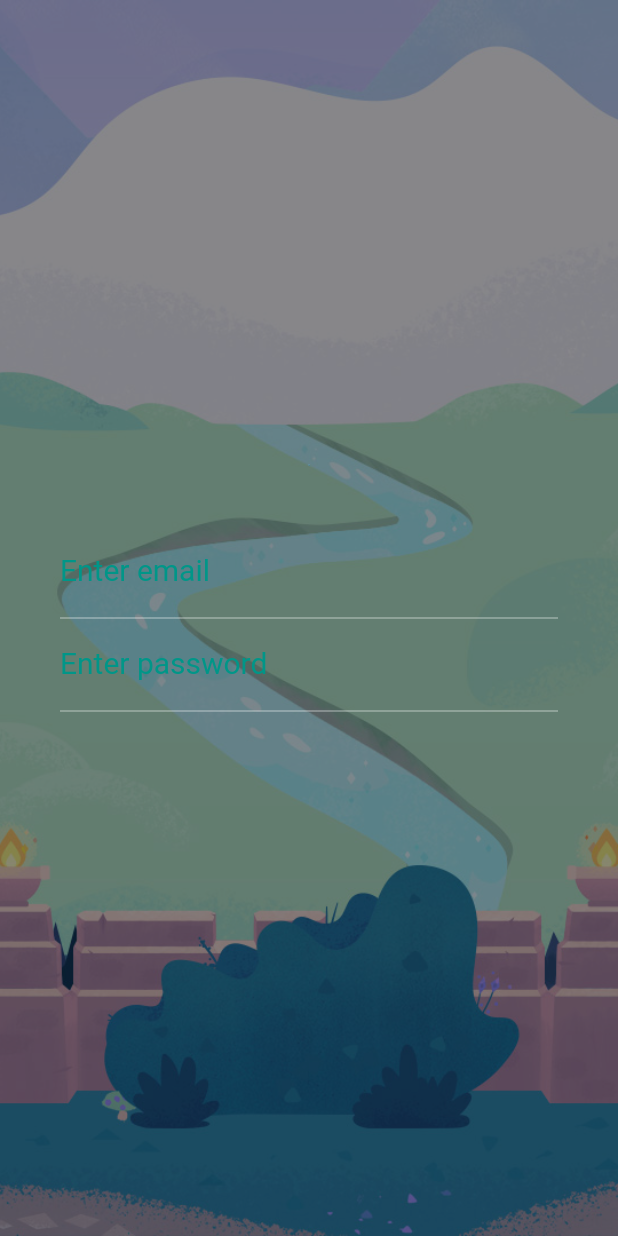
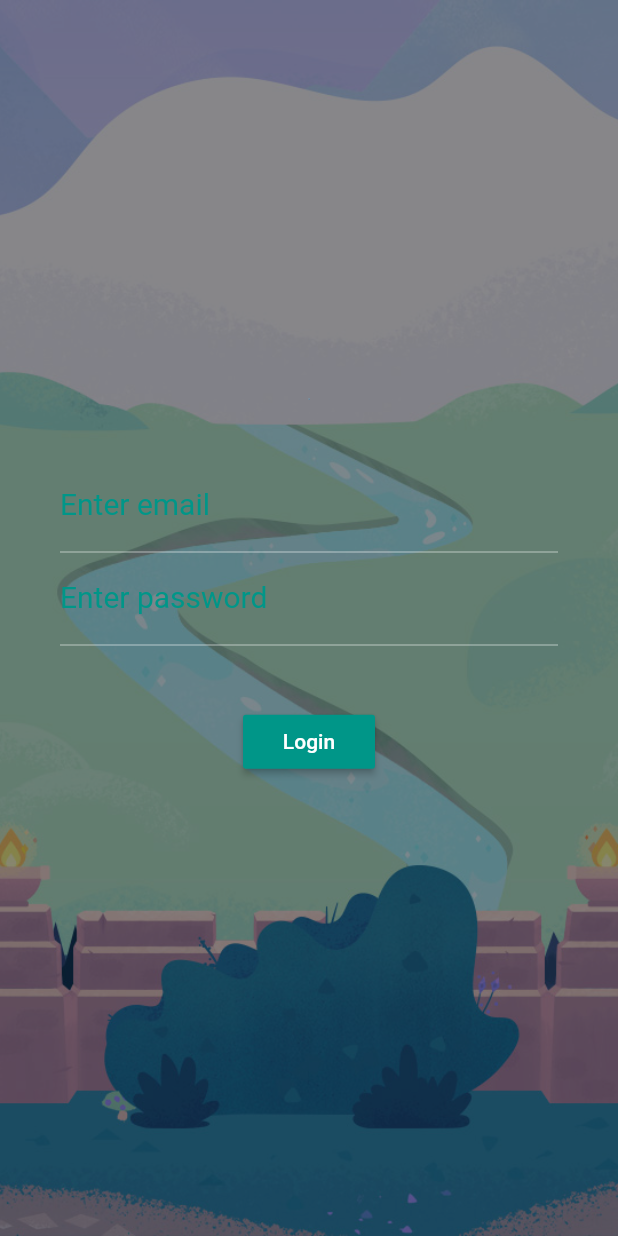
Before and after one commit to madhank93/flutter_login_UI, a Flutter app: the screen it shows after launch, on a phone screen of 412 x 824 dp. Run offline on Flutter 3.47's test engine with Material 2 defaults, Android fonts, the phone set to English and light mode, and no system bars.

Commit message:
added button in forms

```diff
--- a/lib/main.dart
+++ b/lib/main.dart
@@ -76,6 +76,15 @@ class _LoginPageState extends State<LoginPage>
                       decoration: InputDecoration(labelText: "Enter password"),
                       keyboardType: TextInputType.visiblePassword,
                     ),
+                    Padding(
+                      padding: EdgeInsets.only(top: 40),
+                    ),
+                    RaisedButton(
+                      onPressed: () {},
+                      color: Colors.teal,
+                      child: Text("Login"),
+                      textColor: Colors.white,
+                    )
                   ],
                 )),
               ),
```
